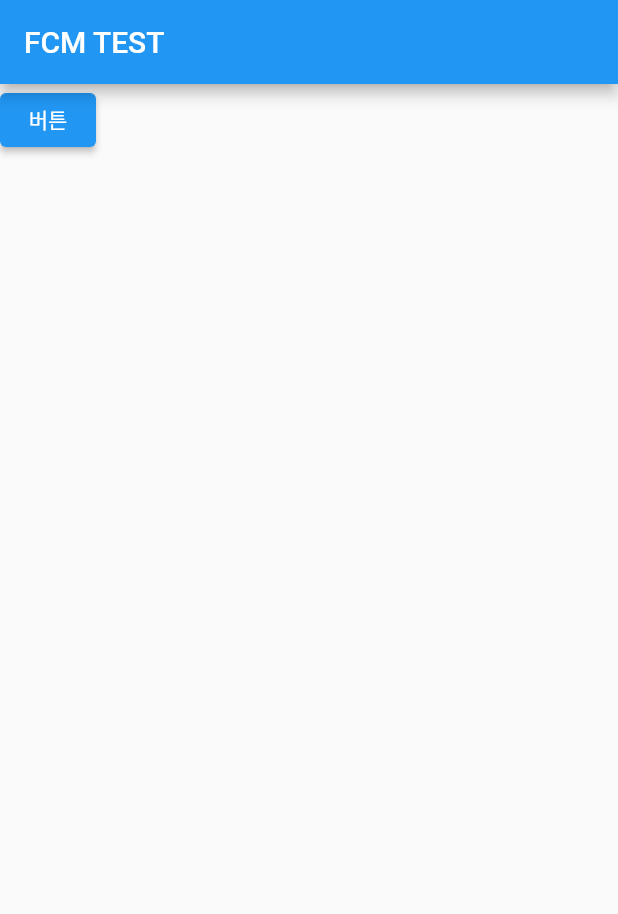
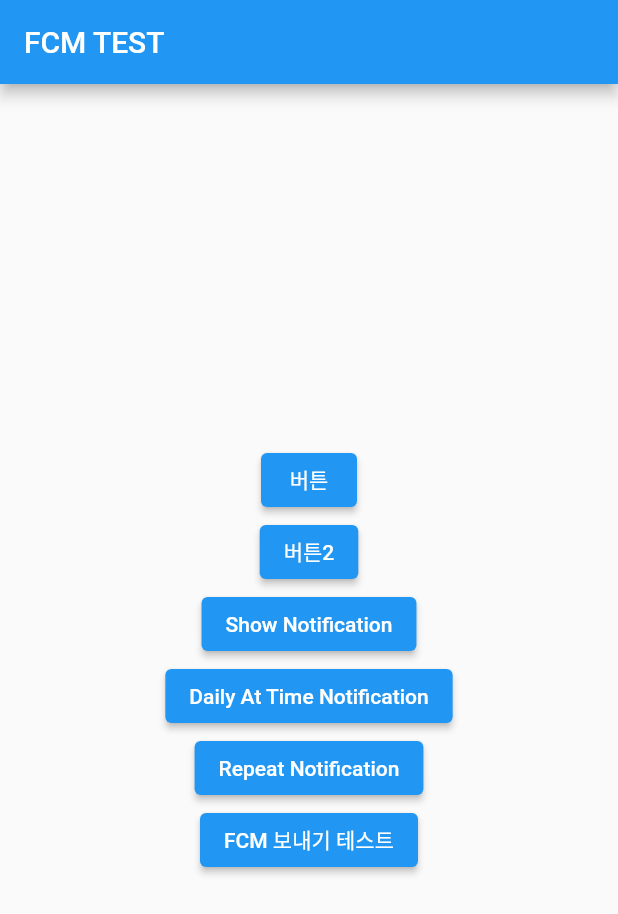
Before and after one commit to tjdans345/FlutterMeteor, a Flutter app: the screen it shows after launch, after a tap on "버튼", on a phone screen of 412 x 824 dp. Shown: the top 914 px of the screen. Run offline on Flutter 3.47's test engine with Material 2 defaults, Android fonts, the phone set to English and light mode, and no system bars; our stand-ins replace firebase_core, firebase_messaging, flutter_local_notifications, get; accounts and stored records are empty.

Commit message:
fcm ServerPush, local Notification Completegit add .git add .!

```diff
--- a/lib/main.dart
+++ b/lib/main.dart
@@ -1,12 +1,25 @@
 import 'package:fcm_practice/src/app.dart';
+import 'package:fcm_practice/src/controller/local_notification_controller.dart';
 import 'package:fcm_practice/src/controller/notificaation_controller.dart';
 import 'package:firebase_core/firebase_core.dart';
+import 'package:firebase_messaging/firebase_messaging.dart';
 import 'package:flutter/material.dart';
 import 'package:get/get.dart';
+
+Future<void> _messageHandler(RemoteMessage message) async {
+  await Firebase.initializeApp();
+  // Get.put(LocalNotificationController());
+  Get.put(NotificationController());
+  NotificationController.to.showNotification(message.notification!.title!, message.notification!.body!);
+  print("background message ${message.notification!.body}");
+  // LocalNotificationController.to.notificationShow(message.notification!.title!, message.notification!.body!);
+
+}
 
 void main() async {
   WidgetsFlutterBinding.ensureInitialized();
   await Firebase.initializeApp();
+  FirebaseMessaging.onBackgroundMessage(_messageHandler);
   runApp(MyApp());
 }
 
@@ -22,6 +35,7 @@ class MyApp extends StatelessWidget {
       ),
       initialBinding: BindingsBuilder(() {
         Get.put(NotificationController());
+        // Get.put(LocalNotificationController());
       }),
       home: App(),
     );
--- a/lib/src/app.dart
+++ b/lib/src/app.dart
@@ -1,8 +1,12 @@
+
+import 'dart:convert';
+
+import 'package:fcm_practice/main.dart';
 import 'package:fcm_practice/src/controller/notificaation_controller.dart';
-import 'package:fcm_practice/src/page/message_box.dart';
 import 'package:firebase_messaging/firebase_messaging.dart';
 import 'package:flutter/material.dart';
 import 'package:get/get.dart';
+import 'package:http/http.dart' as http;
 
 class App extends StatelessWidget {
   const App();
@@ -27,11 +31,47 @@ class App extends StatelessWidget {
             );
           } else {
             return Container(
-              child: ElevatedButton(
-                onPressed: () {
-                  NotificationController.to.mes == RemoteMessage;
-                },
-                child: Text("버튼"),
+              child: Center(
+                child: Column(
+                  mainAxisAlignment: MainAxisAlignment.center,
+                  children: [
+                    ElevatedButton(
+                      onPressed: () {
+                        NotificationController.to.mes == RemoteMessage;
+                      },
+                      child: Text("버튼"),
+                    ),
+                    ElevatedButton(
+                      onPressed: () {
+                       Get.to(MyApp());
+                      },
+                      child: Text("버튼2"),
+                    ),
+                    ElevatedButton(
+                      onPressed: () {
+                        NotificationController.to.showNotification("test용 타이틀", "test용 바디");
+                      },
+                      child: Text("Show Notification"),
+                    ),
+                    ElevatedButton(
+                      onPressed: () {
+                        NotificationController.to.dailyAtTimeNotification();
+                      },
+                      child: Text("Daily At Time Notification"),
+                    ),ElevatedButton(
+                      onPressed: () {
+                       NotificationController.to.repeatNotification();
+                      },
+                      child: Text("Repeat Notification"),
+                    ),
+                    ElevatedButton(
+                      onPressed: () {
+                        fcmPush();
+                      },
+                      child: Text("FCM 보내기 테스트"),
+                    ),
+                  ],
+                ),
               ),
             );
           }
@@ -39,4 +79,20 @@ class App extends StatelessWidget {
       ),
     );
   }
+
+  void fcmPush() async {
+    var url = Uri.parse("https://fcm.googleapis.com/fcm/send");
+    var response = await http.post(url,
+        headers: {
+      "content-Type": "application/json",
+      "Authorization":"key=AAAA20hCDes:APA91bHIIrMLZQOtfTHzgm2CHWhuOPARbY_deHwJFEqbfv-mqnbqh0j_M8FoS2yDbeos9FsVI9a9Tr4LLElEmwJp9CGLU0ZrZ9727K1mxyYRMqwoIyTKcGWVcvLIdijnDdQLYBXBEtil"},
+        body: jsonEncode({
+          "notification":{"title": "fcm Push","body": "버튼형"},
+          "to" : "dN1R7Hw_Q66Mj-mMzdEDsb:APA91bGjFCPyYI5ea_NVVU2xygVF9WVdV4VsA950QufDlQK3MSrrDspo-zvkfFHduuO-uKpfdSGcWJSTv39aYDSqid7dSLd9nWcR3qNhNR9XcfnSyRxf12UA2clfIuK-3deA5qpi2uQd"
+        })
+
+    );
+    print(response.body);
+
+  }
 }
--- a/lib/src/controller/notificaation_controller.dart
+++ b/lib/src/controller/notificaation_controller.dart
@@ -1,23 +1,31 @@
-import 'package:firebase_core/firebase_core.dart';
 import 'package:firebase_messaging/firebase_messaging.dart';
-import 'package:flutter/cupertino.dart';
+import 'package:flutter_local_notifications/flutter_local_notifications.dart';
 import 'package:get/get.dart';
 
 class NotificationController extends GetxController {
   static NotificationController get to => Get.find();
   late FirebaseMessaging? messaging;
+  FlutterLocalNotificationsPlugin flutterLocalNotificationsPlugin = FlutterLocalNotificationsPlugin();
+  // late FirebaseMessaging messaging2;
   RemoteMessage? mes;
 
   @override
   void onInit() {
     super.onInit();
+
     messaging = FirebaseMessaging.instance;
     messaging!.getToken().then((value) {
-      print(value);
+      print("토큰값 확인 : $value");
     });
+
+    subscribeTest();
+    notificationTest();
+    _notificationSet();
+
     FirebaseMessaging.onMessage.listen((RemoteMessage message) {
       print("message recieved");
-      print(message.notification!.body);
+      showNotification(message.notification!.title!, message.notification!.body!);
+      print(message.notification!.body!);
     });
 
     FirebaseMessaging.onMessageOpenedApp.listen((message) {
@@ -25,13 +33,26 @@ class NotificationController extends GetxController {
       _actionOnNotification(message);
       print("mes : $mes");
     });
+    // FirebaseMessaging.onBackgroundMessage(_messageHandler);
 
-    FirebaseMessaging.onBackgroundMessage(_messageHandler);
   }
 
-  Future<void> _messageHandler(RemoteMessage message) async {
-    print("background message ${message.notification!.body}");
+  Future<void> _notificationSet() async {
+    NotificationSettings settings = await messaging!.requestPermission(
+      alert: true,
+      announcement: true,
+      badge: true,
+      carPlay: true,
+      criticalAlert: true,
+      provisional: true,
+      sound: true,
+    );
+    print('User granted permission: ${settings.authorizationStatus}');
   }
+
+  // Future<void> _messageHandler(RemoteMessage message) async {
+  //   print("background messagezzzzz ${message.notification!.body}");
+  // }
 
   void _actionOnNotification(RemoteMessage message) {
     mes = message;
@@ -44,4 +65,138 @@ class NotificationController extends GetxController {
     update();
     print(mes);
   }
+
+  void subscribeTest () async {
+    // await messaging2.subscribeToTopic('test12');
+    await messaging!.subscribeToTopic('test12');
+  }
+
+  void notificationTest() async {
+    var initializationSettingsAndroid = AndroidInitializationSettings('@mipmap/ic_launcher');
+
+
+    var initializationSettingsIOS = IOSInitializationSettings(
+      // requestAlertPermission: false,
+      // requestBadgePermission: false,
+      // requestSoundPermission: false,
+        onDidReceiveLocalNotification: (int id, String? title, String? body, String? payload) async {});
+
+    final InitializationSettings initializationSettings =
+    InitializationSettings(android: initializationSettingsAndroid, iOS: initializationSettingsIOS, macOS: null);
+
+   await flutterLocalNotificationsPlugin.initialize(initializationSettings,
+        onSelectNotification: onSelectNotification);
 }
+
+//알림을 눌렀을때 어떤 행동을 할지 정해주는 부분
+  Future<void> onSelectNotification(String? payload) async {
+    print("payload : $payload");
+  }
+
+//await _flutterLocalNotificationPlugin.~ 에서 payload부분은 모두 설정하여 주지 않아도 됩니다.
+//버튼을 눌렀을때 한번 알림이 뜨게 해주는 방법입니다.
+  Future showNotification(String title, String body) async {
+    var android = AndroidNotificationDetails(
+        'your channel id', 'your channel name', 'your channel description',
+        importance: Importance.max, priority: Priority.high);
+
+    var ios = IOSNotificationDetails();
+    var detail = NotificationDetails(android: android, iOS: ios);
+
+    await flutterLocalNotificationsPlugin.show(
+      0,
+      title,
+      body,
+      detail,
+      payload: 'ㅋㅋㅋ',
+    );
+  }
+
+//매일 같은 시간 알림을 알려줍니다.
+  Future dailyAtTimeNotification() async {
+    //시간은 24시간으로 표시합니다아.
+    var time = Time(22, 40, 0);
+    var android = AndroidNotificationDetails(
+        'your channel id', 'your channel name', 'your channel description',
+        importance: Importance.max, priority: Priority.high);
+
+    var ios = IOSNotificationDetails();
+    var detail = NotificationDetails(android: android, iOS: ios);
+
+    await flutterLocalNotificationsPlugin.showDailyAtTime(
+      0,
+      '매일 똑같은 시간의 Notification',
+      '매일 똑같은 시간의 Notification 내용',
+      time,
+      detail,
+      payload: 'ㅇㅇ',
+    );
+  }
+//반복적으로 알림을 뜨게 히는 방법입니다.
+  Future repeatNotification() async {
+    var android = AndroidNotificationDetails(
+        'your channel id', 'your channel name', 'your channel description',
+        importance: Importance.max, priority: Priority.high);
+
+    var ios = IOSNotificationDetails();
+    var detail = NotificationDetails(android: android, iOS: ios);
+
+    await flutterLocalNotificationsPlugin.periodicallyShow(
+      0,
+      '반복 Notification',
+      '반복 Notification 내용',
+      //ReapeatInterval.{EveryMinute, Hourly, Daily, Weekly} 중 선택하여 사용할수 있습니다.
+      RepeatInterval.everyMinute,
+      detail,
+      androidAllowWhileIdle: true,
+      payload: "ㅇㅇ?",
+    );
+  }
+
+
+//
+// class LocalNotificationController extends GetxController {
+//   static LocalNotificationController get to => Get.find();
+//   FlutterLocalNotificationsPlugin flutterLocalNotificationsPlugin = FlutterLocalNotificationsPlugin();
+//
+//   @override
+//   void onInit() {
+//     super.onInit();
+//
+//     _plugInReset();
+//     // _notificationShow();
+//   }
+//
+//
+//   void _plugInReset() async {
+//     //로컬 메시징 안드로이드 초기화
+//     const AndroidInitializationSettings initializationSettingsAndrois = AndroidInitializationSettings("defaultIcon");
+//     final InitializationSettings initializationSettings = InitializationSettings(
+//         android: initializationSettingsAndrois);
+//     await flutterLocalNotificationsPlugin.initialize(
+//       initializationSettings,
+//       onSelectNotification: (payload)  async {
+//         // 시간이 오래걸리는 연산수행 로직있으면 기기 자체에서 프로세스 종료시킬 수 도있음 주의하기
+//         print("접속");
+//       },);}
+//
+//   //알림창 설정 및 알림창 출력
+//   void notificationShow(String title, String body) async {
+//      print("왔으");
+//     const AndroidNotificationDetails androidPlatformChannelSpecifics =
+//     AndroidNotificationDetails(
+//         "com.example.fcm_practice", "fcm_test", "channelDescription"
+//         , importance: Importance.max,
+//         priority: Priority.high,
+//         showWhen: false);
+//
+//     const NotificationDetails platformChannelSpecifics = NotificationDetails(android: androidPlatformChannelSpecifics);
+//
+//     await flutterLocalNotificationsPlugin.show
+//       (0, title, body , platformChannelSpecifics , payload:  'item x');
+//   }
+//
+//
+
+
+}
--- a/pubspec.yaml
+++ b/pubspec.yaml
@@ -31,6 +31,8 @@ dependencies:
   firebase_messaging: ^10.0.2
   firebase_core: ^1.3.0
   get: ^4.1.4
+  flutter_local_notifications: ^6.0.0
+  http: ^0.13.3
 
 dev_dependencies:
   flutter_test:
```
Also changed, not shown: lib/src/controller/local_notification_controller.dart (added, +47 -0 lines), lib/src/page/message_box.dart (deleted, +0 -10 lines), pubspec.lock, 1 other file.
